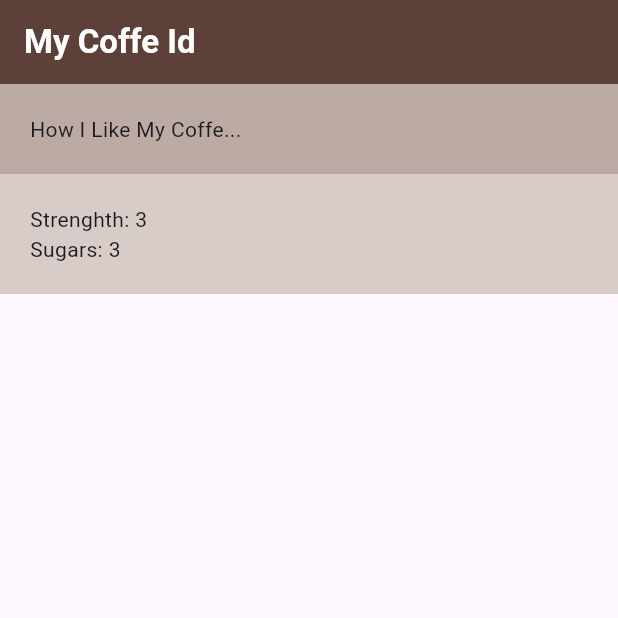
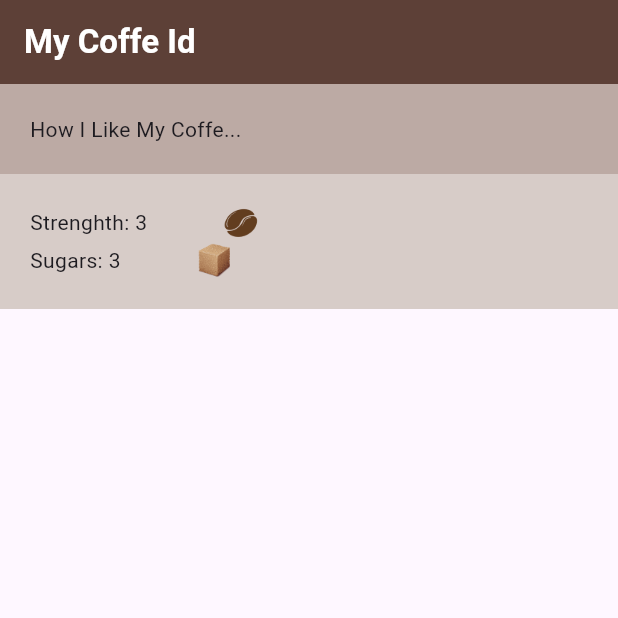
Before and after one commit to Hyzinx/Coffe_Card, a Flutter app: the screen it shows after launch, on a phone screen of 412 x 824 dp, the top half of it. Run offline on Flutter 3.47's test engine with Material 3 defaults, Android fonts, the phone set to English and light mode, and no system bars.

Commit message:
Add Image in pubspec and use BlendMode.Multiply To Remove The Image BackColore and Make Colore same The Background Image

```diff
--- a/lib/coffe_prefs.dart
+++ b/lib/coffe_prefs.dart
@@ -7,8 +7,32 @@ class CoffePrefs extends StatelessWidget {
   Widget build(BuildContext context) {
     return Column(
       children: [
-        Row(children: [Text("Strenghth: "), Text("3"), SizedBox(width: 50)]),
-        Row(children: [Text("Sugars: "), Text("3"), SizedBox(width: 50)]),
+        Row(
+          children: [
+            Text("Strenghth: "),
+            Text("3"),
+            SizedBox(width: 50),
+            Image.asset(
+              "assets/images/coffee_bean.png",
+              width: 25,
+              color: Colors.brown[100],
+              colorBlendMode: BlendMode.multiply,
+            ),
+          ],
+        ),
+        Row(
+          children: [
+            Text("Sugars: "),
+            Text("3"),
+            SizedBox(width: 50),
+            Image.asset(
+              "assets/images/sugar_cube.png",
+              width: 25,
+              color: Colors.brown[100],
+              colorBlendMode: BlendMode.multiply,
+            ),
+          ],
+        ),
       ],
     );
   }
```
Also changed, not shown: pubspec.yaml (+4 -3 lines), assets/images/coffee_bean.png (added), assets/images/sugar_cube.png (added), 1 other file.
